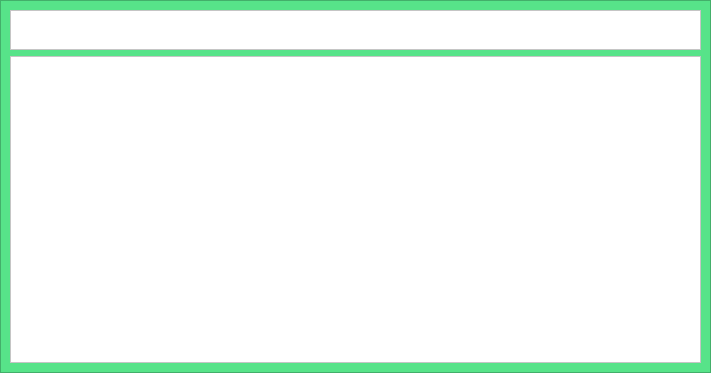
EXCALOFRIO/evently, file src/carta.ui: the form before one commit.
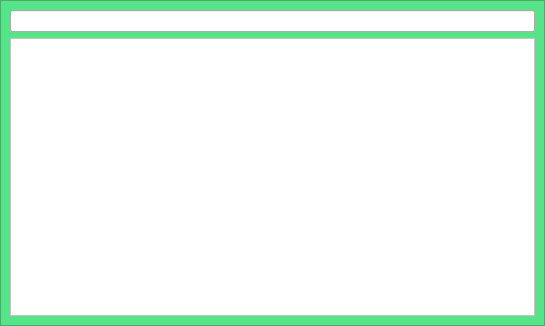
The form after the commit.

Commit message: añadido seleccionador de discotecas en ventana de carta

Diff of the .ui file:
```diff
--- a/src/carta.ui
+++ b/src/carta.ui
@@ -6,8 +6,8 @@
    <rect>
     <x>0</x>
     <y>0</y>
-    <width>711</width>
-    <height>373</height>
+    <width>545</width>
+    <height>326</height>
    </rect>
   </property>
   <property name="windowTitle">
@@ -52,19 +52,7 @@
       </property>
       <layout class="QVBoxLayout" name="verticalLayout">
        <item>
-        <widget class="QTextBrowser" name="textBrowser_2">
-         <property name="maximumSize">
-          <size>
-           <width>16777215</width>
-           <height>40</height>
-          </size>
-         </property>
-         <property name="styleSheet">
-          <string notr="true">QTextBrowser{
-	background-color: rgb(255, 255, 255);
-}</string>
-         </property>
-        </widget>
+        <widget class="QLineEdit" name="lineEdit_2"/>
        </item>
        <item>
         <widget class="QTextBrowser" name="textBrowser"/>
```
Left out of the diff: 2 changed lines with no effect on the pictures. The commit also changes 1 other file.
